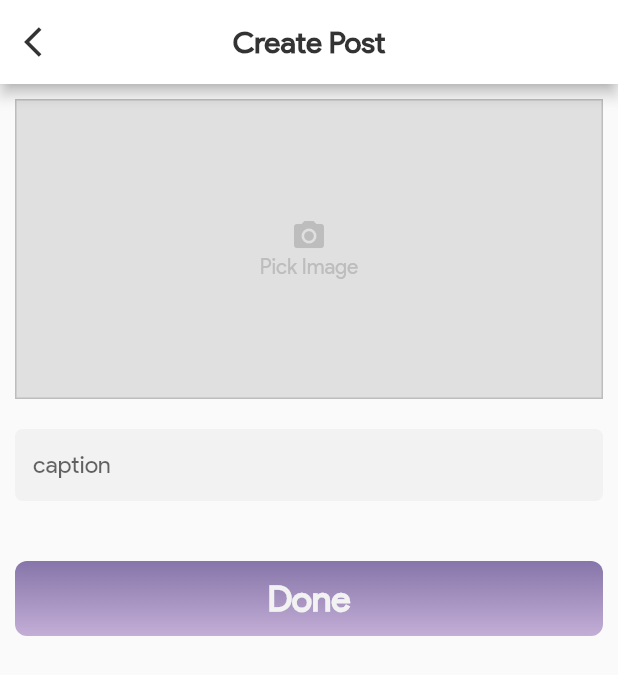
After one commit to febryardiansyah/petgram-mobile, a Flutter app: the CreatePostScreen screen opened by its route, on a phone screen of 412 x 824 dp. The commit adds this screen. Shown: the top 675 px of the screen. Run offline on Flutter 3.47's test engine with Material 2 defaults, Android fonts, the light colour scheme and no system bars; our stand-ins replace awesome_dialog, bloc, dio, equatable, flare_flutter, flutter_bloc and 7 more; missing offline and left inert: flutter_shimmer; accounts and stored records are empty.

Commit message:
fix : some bugs && createPost onProgress

```diff
--- /dev/null
+++ b/lib/bloc/create_post_bloc/create_post_bloc.dart
@@ -0,0 +1,40 @@
+import 'dart:async';
+import 'dart:io';
+
+import 'package:bloc/bloc.dart';
+import 'package:dio/dio.dart';
+import 'package:equatable/equatable.dart';
+import 'package:petgram_mobile_app/repositories/post_repo.dart';
+
+part 'create_post_event.dart';
+part 'create_post_state.dart';
+
+class CreatePostBloc extends Bloc<CreatePostEvent, CreatePostState> {
+  POST _post;
+  CreatePostBloc(POST post) :this._post = post, super(CreatePostInitial());
+
+  @override
+  Stream<CreatePostState> mapEventToState(
+    CreatePostEvent event,
+  ) async* {
+    if(event is CreatePost){
+      yield CreatePostLoading();
+      try{
+        final Response response = await _post.createPost(image: event.image,caption: event.caption);
+        final bool status = response.data['status'];
+        final String msg = response.data['error']['message'] ?? response.data['error'] ;
+
+        if(status){
+          yield CreatePostSuccess();
+        }else{
+          yield CreatePostFailure(msg: msg);
+        }
+      }catch(e){
+        yield CreatePostFailure(msg: e.toString());
+      }
+    }
+    if(event is ResetCreatePostEvent){
+      yield CreatePostInitial();
+    }
+  }
+}
--- /dev/null
+++ b/lib/bloc/create_post_bloc/create_post_event.dart
@@ -0,0 +1,18 @@
+part of 'create_post_bloc.dart';
+
+abstract class CreatePostEvent extends Equatable {
+  const CreatePostEvent();
+  @override
+  List<Object> get props => [];
+}
+
+class CreatePost extends CreatePostEvent{
+  final File image;
+  final String caption;
+
+  CreatePost({this.image, this.caption});
+
+  @override
+  List<Object> get props => [image,caption];
+}
+class ResetCreatePostEvent extends CreatePostEvent{}
--- /dev/null
+++ b/lib/bloc/create_post_bloc/create_post_state.dart
@@ -0,0 +1,18 @@
+part of 'create_post_bloc.dart';
+
+abstract class CreatePostState extends Equatable {
+  const CreatePostState();
+  @override
+  List<Object> get props => [];
+}
+
+class CreatePostInitial extends CreatePostState {}
+class CreatePostLoading extends CreatePostState {}
+class CreatePostSuccess extends CreatePostState {}
+class CreatePostFailure extends CreatePostState {
+  final String msg;
+
+  CreatePostFailure({this.msg});
+  @override
+  List<Object> get props => [msg];
+}
--- a/lib/helpers/routes.dart
+++ b/lib/helpers/routes.dart
@@ -1,5 +1,6 @@
 import 'package:flutter/material.dart';
 import 'package:petgram_mobile_app/index.dart';
+import 'package:petgram_mobile_app/screens/create_post_screen/create_post_screen.dart';
 import 'package:petgram_mobile_app/screens/detail_post_screen/detail_post_screen.dart';
 import 'package:petgram_mobile_app/screens/home_screen/my_navigation_rail.dart';
 import 'package:petgram_mobile_app/screens/login_screen/login_screen.dart';
@@ -30,5 +31,7 @@ Route generateRoute(RouteSettings settings){
       return _pageRoute(builder: MyProfileScreen(),settings: settings);
     case '/userProfile':
       return _pageRoute(builder: UserProfileScreen(id: args),settings: settings,);
+    case '/createPost':
+      return _pageRoute(builder: CreatePostScreen(),settings: settings);
   }
 }
--- a/lib/main.dart
+++ b/lib/main.dart
@@ -1,6 +1,7 @@
 import 'package:flutter/material.dart';
 import 'package:flutter_bloc/flutter_bloc.dart';
 import 'package:petgram_mobile_app/bloc/all_post_bloc/all_post_bloc.dart';
+import 'package:petgram_mobile_app/bloc/create_post_bloc/create_post_bloc.dart';
 import 'package:petgram_mobile_app/bloc/delete_post_bloc/delete_post_bloc.dart';
 import 'package:petgram_mobile_app/bloc/detail_post_bloc/detail_post_bloc.dart';
 import 'package:petgram_mobile_app/bloc/following_post_bloc/following_post_bloc.dart';
@@ -56,7 +57,9 @@ class MyApp extends StatelessWidget {
         BlocProvider<DeletePostBloc>(
           create: (_) => DeletePostBloc(PostRepo()),
         ),
-
+        BlocProvider<CreatePostBloc>(
+          create: (_) => CreatePostBloc(PostRepo()),
+        ),
       ],
       child: MaterialApp(
         debugShowCheckedModeBanner: false,
--- a/lib/models/post_models/following_post_model.dart
+++ b/lib/models/post_models/following_post_model.dart
@@ -45,14 +45,16 @@ class PostModel {
 
 class CommentModel {
   String id, text;
+  bool isCommentByMe;
   PostedByModel postedBy;
 
-  CommentModel({this.id, this.text, this.postedBy});
+  CommentModel({this.id, this.text, this.postedBy,this.isCommentByMe});
 
   factory CommentModel.fromMap(Map<String, dynamic> json) {
     return CommentModel(
       id: json['_id'],
       text: json['text'],
+      isCommentByMe: json['isCommentbyMe'],
       postedBy: PostedByModel.fromMap(json['postedBy']),
     );
   }
--- a/lib/repositories/post_repo.dart
+++ b/lib/repositories/post_repo.dart
@@ -1,3 +1,5 @@
+import 'dart:io';
+
 import 'package:dio/dio.dart';
 import 'package:petgram_mobile_app/models/post_models/all_post_model.dart';
 import 'package:petgram_mobile_app/models/post_models/detail_post_model.dart';
@@ -17,6 +19,7 @@ abstract class POST{
   Future<Response> postComment({String id,String text});
   Future<bool> deleteComment({String id,String commentId});
   Future<bool> deletePost(String id);
+  Future<Response> createPost({File image,String caption});
 }
 
 class PostRepo extends BaseService implements POST{
@@ -107,4 +110,26 @@ class PostRepo extends BaseService implements POST{
     final bool status = response.data['status'];
     return status;
   }
+
+  @override
+  Future<Response> createPost({File image, String caption}) async{
+    FormData data = FormData();
+    if(image == null){
+       data = FormData.fromMap({
+        "caption":caption
+      });
+    }else{
+      String fileName = image.path.split('/').last;
+      data = FormData.fromMap({
+        "image": await MultipartFile.fromFile(image.path,filename: fileName),
+        "caption":caption
+      });
+    }
+
+    final Response response = await request(endpoint: 'post/createpost',data: data,requestType: RequestType.POST);
+    print(response.data);
+
+    return response;
+  }
+
 }
--- /dev/null
+++ b/lib/screens/create_post_screen/create_post_screen.dart
@@ -0,0 +1,132 @@
+import 'dart:io';
+
+import 'package:flutter/material.dart';
+import 'package:flutter_bloc/flutter_bloc.dart';
+import 'package:image_picker/image_picker.dart';
+import 'package:petgram_mobile_app/bloc/create_post_bloc/create_post_bloc.dart';
+import 'package:petgram_mobile_app/components/confirm_button.dart';
+import 'package:petgram_mobile_app/components/my_form_field.dart';
+import 'package:petgram_mobile_app/constants/base_color.dart';
+
+class CreatePostScreen extends StatefulWidget {
+  @override
+  _CreatePostScreenState createState() => _CreatePostScreenState();
+}
+
+class _CreatePostScreenState extends State<CreatePostScreen> {
+  TextEditingController _caption = TextEditingController();
+  File _image;
+  bool _isShowClear = false;
+  final _picker = ImagePicker();
+
+  Future<void> getImage()async{
+    final _pickedImage = await _picker.getImage(source: ImageSource.gallery);
+    print(_pickedImage.path);
+    setState(() {
+      _image = File(_pickedImage.path);
+      _isShowClear = true;
+    });
+  }
+
+  @override
+  void initState() {
+    super.initState();
+    BlocProvider.of<CreatePostBloc>(context);
+  }
+  @override
+  Widget build(BuildContext context) {
+    return Scaffold(
+      appBar: AppBar(
+        backgroundColor: Colors.white,
+        leading: IconButton(icon: Icon(Icons.arrow_back_ios,color: BaseColor.black,),onPressed: (){
+          Navigator.pop(context);
+        },),
+        title: Text('Create Post',style: TextStyle(color: BaseColor.black,fontWeight: FontWeight.bold),),
+        centerTitle: true,
+      ),
+      body: BlocListener<CreatePostBloc,CreatePostState>(
+        listener: (context,state){
+          print(state);
+          if(state is CreatePostSuccess){
+            Scaffold.of(context)..hideCurrentSnackBar();
+            Navigator.pop(context);
+            _image = null;
+          }
+          if(state is CreatePostLoading){
+            Scaffold.of(context)..hideCurrentSnackBar()..showSnackBar(
+              SnackBar(content: Text('Uploading...'),)
+            );
+          }
+          if(state is CreatePostFailure){
+            print(state.msg ?? 'Failed Create Post');
+            Scaffold.of(context)..hideCurrentSnackBar()..showSnackBar(
+                SnackBar(content: Text(state.msg ?? 'Failed Create Post'),)
+            );
+            context.bloc<CreatePostBloc>().add(ResetCreatePostEvent());
+          }
+        },
+        child: BlocBuilder<CreatePostBloc,CreatePostState>(
+          builder:(context,state) => Padding(
+            padding: const EdgeInsets.all(10),
+            child: ListView(
+              children: [
+                GestureDetector(
+                  onTap: (){
+                    getImage();
+                  },
+                  child: Container(
+                    height: 200,
+                    width: MediaQuery.of(context).size.width,
+                    decoration: BoxDecoration(
+                      border: Border.all(width: 1,color: BaseColor.grey2),
+                      color: BaseColor.grey1,
+                    ),
+                    child: _image != null?Image.file(_image,fit: BoxFit.cover,):Column(
+                      mainAxisAlignment: MainAxisAlignment.center,
+                      crossAxisAlignment: CrossAxisAlignment.center,
+                      children: [
+                        Icon(Icons.camera_alt,color: BaseColor.grey2,),
+                        Text('Pick Image',style: TextStyle(color: BaseColor.grey2),)
+                      ],
+                    ),
+                  ),
+                ),
+                SizedBox(height: 20,),
+                _isShowClear?Align(
+                  alignment: Alignment.centerRight,
+                  child: IconButton(
+                    onPressed: (){
+                      setState(() {
+                        _image = null;
+                        _isShowClear = false;
+                      });
+                    },
+                    icon: Icon(Icons.delete,color: BaseColor.red,),
+                  ),
+                ):Center(),
+                MyFormField(
+                  keyboardType: TextInputType.text,
+                  textEditingController: _caption,
+                  hintText: 'caption',
+                ),
+                SizedBox(height: 40,),
+                ConfirmButton(
+                  width: MediaQuery.of(context).size.width,
+                  height: 50,
+                  text: Center(
+                    child: Text('Done',style: TextStyle(color: BaseColor.white,fontWeight: FontWeight.bold,fontSize: 24),),
+                  ),
+                  onTap: (){
+                    context.bloc<CreatePostBloc>().add(CreatePost(
+                      image: _image,caption: _caption.text
+                    ));
+                  },
+                )
+              ],
+            ),
+          ),
+        ),
+      ),
+    );
+  }
+}
--- a/lib/screens/detail_post_screen/comment_form.dart
+++ b/lib/screens/detail_post_screen/comment_form.dart
@@ -34,7 +34,7 @@ class CommentForm extends StatelessWidget {
                   shape: BoxShape.circle,
                   color: BaseColor.grey3,
                   image: DecorationImage(
-                      image: NetworkImage(this.image),
+                      image: NetworkImage(image),
                       fit: BoxFit.cover
                   )
               ),
--- a/lib/screens/home_screen/home_screen.dart
+++ b/lib/screens/home_screen/home_screen.dart
@@ -31,6 +31,7 @@ class _HomeScreenState extends State<HomeScreen> {
   Widget build(BuildContext context) {
     return MyCustomView(
         title: 'Home',
+        showCreatePost: true,
         subTitle: Text('Petgram',style: TextStyle(fontFamily: BaseString.fBillabong,color: BaseColor.purple2,fontSize: 40),),
         body: BlocConsumer<FollowingPostBloc,FollowingPostState>(
           listener: (context,state){
@@ -49,7 +50,7 @@ class _HomeScreenState extends State<HomeScreen> {
             }
             if (state is FollowingPostLoaded) {
               final data = state.data;
-              if(state.data == null){
+              if(state.data.postModel.length == 0){
                 return Center(
                   child: Text('No Post Yet'),
                 );
--- a/lib/screens/profile_screen/ProfileScreen.dart
+++ b/lib/screens/profile_screen/ProfileScreen.dart
@@ -177,7 +177,7 @@ class MyHeaderDelegate extends SliverPersistentHeaderDelegate {
                             child: Row(
                               mainAxisSize: MainAxisSize.min,
                               children: [
-                                isMe?FlatButton(
+                                !isMe?FlatButton(
                                   child: Text('Follow'),
                                   onPressed: (){},
                                 ):Center(),
@@ -197,7 +197,7 @@ class MyHeaderDelegate extends SliverPersistentHeaderDelegate {
                                     );
                                     Future.delayed(Duration(seconds: 3),(){
                                       print('after dialog');
-                                      BlocProvider.of<ProfileBloc>(context).add(ResetProfileEvent());
+//                                      BlocProvider.of<ProfileBloc>(context).add(ResetProfileEvent());
                                       BlocProvider.of<FollowingPostBloc>(context).add(ResetFollowingPostEvent());
                                       Navigator.pushNamedAndRemoveUntil(context, '/loginScreen', (route) => false);
                                     });
--- a/pubspec.yaml
+++ b/pubspec.yaml
@@ -47,6 +47,7 @@ dependencies:
       url: https://github.com/fireslime/photo_view.git
       ref: master
   flutter_slidable: ^0.5.7
+  image_picker: ^0.6.7+7
 
 #  pull_to_refresh: ^1.6.1
 
```
Also changed, not shown: lib/components/my_custom_view.dart (+10 -1 lines), lib/screens/detail_post_screen/detail_post_screen.dart (+30 -7 lines), pubspec.lock, 1 other file.
